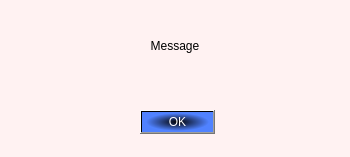
Above: messenger1/errordialog.ui from Lucimad007/Messenger_sprites_6 before the change. Below: the same form after it.
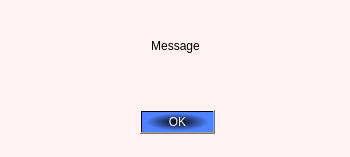
That is the form after the change.

```diff
--- a/messenger1/errordialog.ui
+++ b/messenger1/errordialog.ui
@@ -19,9 +19,9 @@
   <widget class="QLabel" name="messageLabel">
    <property name="geometry">
     <rect>
-     <x>90</x>
+     <x>30</x>
      <y>15</y>
-     <width>170</width>
+     <width>291</width>
      <height>61</height>
     </rect>
    </property>
```
